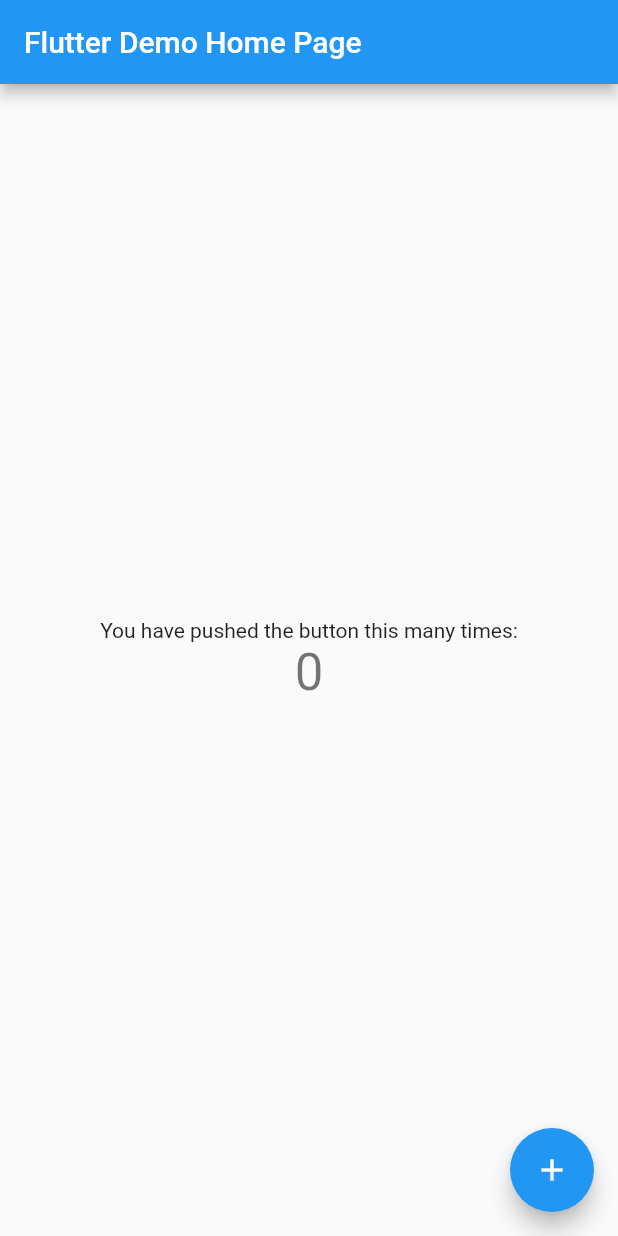
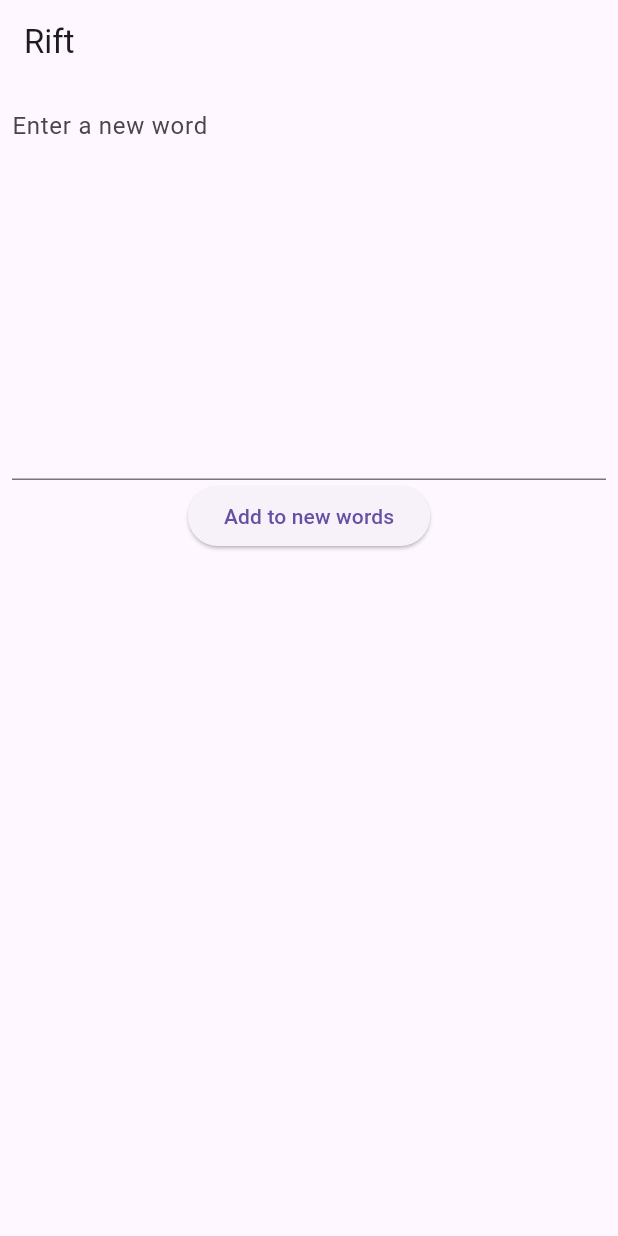
Before and after one commit to riftheria/rift, a Flutter app: the screen it shows after launch, on a phone screen of 412 x 824 dp. Run offline on Flutter 3.47's test engine with Material 2 defaults, Android fonts, the light colour scheme and no system bars; our stand-ins replace drift, flutter_riverpod; accounts and stored records are empty; generated files the repository leaves out were written again.

Commit message:
New word can be added

```diff
--- /dev/null
+++ b/lib/data/dao/fake_remote_word_dao.dart
@@ -0,0 +1,9 @@
+import 'package:rift/data/dao/word_dao.dart';
+import 'package:rift/data/rift_database.dart';
+
+class FakeRemoteWordDao extends RemoteWordDao {
+  @override
+  Word? find(String word) {
+    return word == 'Invalid' ? null : Word(id: 0, word: word);
+  }
+}
--- /dev/null
+++ b/lib/data/dao/local_persistent_sql_word_dao.dart
@@ -0,0 +1,34 @@
+import 'package:drift/drift.dart';
+import 'package:rift/data/dao/word_dao.dart';
+import 'package:rift/data/rift_database.dart';
+
+part 'local_persistent_sql_word_dao.g.dart';
+
+@DriftAccessor(tables: [Words])
+class LocalPersistentWordDao extends DatabaseAccessor<RiftDatabase>
+    with _$LocalPersistentWordDaoMixin, LocalWordDao {
+  LocalPersistentWordDao(RiftDatabase database) : super(database);
+
+  Future<List<Word>> getAll() {
+    return select(words).get();
+  }
+
+  Future<void> insertAll(List<String> newWords) async {
+    for (String word in newWords) {
+      into(words).insert(WordsCompanion.insert(word: word));
+    }
+  }
+
+  @override
+  Future<void> insert(Word word) async {
+    into(words).insert(word);
+  }
+
+  @override
+  Future<Word?> find(String word) async {
+    final queryWord = await (select(words)
+          ..where((tbl) => tbl.word.equals(word)))
+        .getSingleOrNull();
+    return queryWord;
+  }
+}
--- /dev/null
+++ b/lib/data/dao/word_dao.dart
@@ -0,0 +1,10 @@
+import 'package:rift/data/rift_database.dart';
+
+abstract class LocalWordDao {
+  void insert(Word word);
+  Future<Word?> find(String word);
+}
+
+abstract class RemoteWordDao {
+  Word? find(String word);
+}
--- /dev/null
+++ b/lib/data/rift_database.dart
@@ -0,0 +1,34 @@
+import 'dart:io';
+
+import 'package:drift/drift.dart';
+import 'package:drift/native.dart';
+import 'package:path/path.dart';
+import 'package:path_provider/path_provider.dart';
+
+part 'rift_database.g.dart';
+
+class Words extends Table {
+  IntColumn get id => integer()();
+  TextColumn get word => text()();
+
+  @override
+  Set<Column>? get primaryKey => {id};
+}
+
+@DriftDatabase(tables: [Words])
+class RiftDatabase extends _$RiftDatabase {
+  RiftDatabase() : super(_openDatabase());
+
+  RiftDatabase.testDatabase() : super(NativeDatabase.memory());
+  @override
+  int get schemaVersion => 1;
+}
+
+LazyDatabase _openDatabase() {
+  return LazyDatabase(() async {
+    final dbFolder = await getApplicationDocumentsDirectory();
+    final file = File(join(dbFolder.path, 'rift_database.sqlite'));
+
+    return NativeDatabase(file);
+  });
+}
--- a/lib/main.dart
+++ b/lib/main.dart
@@ -1,115 +1,24 @@
 import 'package:flutter/material.dart';
+import 'package:flutter_riverpod/flutter_riverpod.dart';
+import 'package:rift/view/add_new_words.dart';
 
 void main() {
-  runApp(const MyApp());
+  runApp(const ProviderScope(child: RiftApp()));
 }
 
-class MyApp extends StatelessWidget {
-  const MyApp({super.key});
+class RiftApp extends StatefulWidget {
+  const RiftApp({super.key});
 
-  // This widget is the root of your application.
+  @override
+  State<RiftApp> createState() => _RiftAppState();
+}
+
+class _RiftAppState extends State<RiftApp> {
   @override
   Widget build(BuildContext context) {
     return MaterialApp(
-      title: 'Flutter Demo',
-      theme: ThemeData(
-        // This is the theme of your application.
-        //
-        // Try running your application with "flutter run". You'll see the
-        // application has a blue toolbar. Then, without quitting the app, try
-        // changing the primarySwatch below to Colors.green and then invoke
-        // "hot reload" (press "r" in the console where you ran "flutter run",
-        // or simply save your changes to "hot reload" in a Flutter IDE).
-        // Notice that the counter didn't reset back to zero; the application
-        // is not restarted.
-        primarySwatch: Colors.blue,
-      ),
-      home: const MyHomePage(title: 'Flutter Demo Home Page'),
+      theme: ThemeData(useMaterial3: true),
+      home: const AddNewWordsPage(),
     );
   }
 }
-
-class MyHomePage extends StatefulWidget {
-  const MyHomePage({super.key, required this.title});
-
-  // This widget is the home page of your application. It is stateful, meaning
-  // that it has a State object (defined below) that contains fields that affect
-  // how it looks.
-
-  // This class is the configuration for the state. It holds the values (in this
-  // case the title) provided by the parent (in this case the App widget) and
-  // used by the build method of the State. Fields in a Widget subclass are
-  // always marked "final".
-
-  final String title;
-
-  @override
-  State<MyHomePage> createState() => _MyHomePageState();
-}
-
-class _MyHomePageState extends State<MyHomePage> {
-  int _counter = 0;
-
-  void _incrementCounter() {
-    setState(() {
-      // This call to setState tells the Flutter framework that something has
-      // changed in this State, which causes it to rerun the build method below
-      // so that the display can reflect the updated values. If we changed
-      // _counter without calling setState(), then the build method would not be
-      // called again, and so nothing would appear to happen.
-      _counter++;
-    });
-  }
-
-  @override
-  Widget build(BuildContext context) {
-    // This method is rerun every time setState is called, for instance as done
-    // by the _incrementCounter method above.
-    //
-    // The Flutter framework has been optimized to make rerunning build methods
-    // fast, so that you can just rebuild anything that needs updating rather
-    // than having to individually change instances of widgets.
-    return Scaffold(
-      appBar: AppBar(
-        // Here we take the value from the MyHomePage object that was created by
-        // the App.build method, and use it to set our appbar title.
-        title: Text(widget.title),
-      ),
-      body: Center(
-        // Center is a layout widget. It takes a single child and positions it
-        // in the middle of the parent.
-        child: Column(
-          // Column is also a layout widget. It takes a list of children and
-          // arranges them vertically. By default, it sizes itself to fit its
-          // children horizontally, and tries to be as tall as its parent.
-          //
-          // Invoke "debug painting" (press "p" in the console, choose the
-          // "Toggle Debug Paint" action from the Flutter Inspector in Android
-          // Studio, or the "Toggle Debug Paint" command in Visual Studio Code)
-          // to see the wireframe for each widget.
-          //
-          // Column has various properties to control how it sizes itself and
-          // how it positions its children. Here we use mainAxisAlignment to
-          // center the children vertically; the main axis here is the vertical
-          // axis because Columns are vertical (the cross axis would be
-          // horizontal).
-          mainAxisAlignment: MainAxisAlignment.center,
-          children: <Widget>[
-            const Text(
-              'You have pushed the button this many times:',
-            ),
-            Text(
-              '$_counter',
-              style: Theme.of(context).textTheme.headline4,
-            ),
-          ],
-        ),
-      ),
-      floatingActionButton: FloatingActionButton(
-        onPressed: _incrementCounter,
-        tooltip: 'Increment',
-        child: const Icon(Icons.add),
-      ), // This trailing comma makes auto-formatting nicer for build methods.
-    );
-  }
-}
--- /dev/null
+++ b/lib/view/add_new_words.dart
@@ -0,0 +1,43 @@
+import 'package:flutter/material.dart';
+import 'package:flutter_riverpod/flutter_riverpod.dart';
+import 'package:rift/viewmodel/word_viewmodel.dart';
+
+class AddNewWordsPage extends ConsumerWidget {
+  const AddNewWordsPage({super.key});
+
+  @override
+  Widget build(BuildContext context, WidgetRef ref) {
+    ref.listen(addedWordsMessageProvider, (previous, next) {
+      if (next != null) {
+        final snackbarMessage = SnackBar(
+          content: Text(next),
+        );
+        ScaffoldMessenger.of(context).showSnackBar(snackbarMessage);
+      }
+    });
+
+    return Scaffold(
+      appBar: AppBar(
+        title: const Text('Rift'),
+      ),
+      body: Container(
+        padding: const EdgeInsets.all(8),
+        child: Column(children: [
+          TextField(
+            controller: ref.read(newWordControllerProvider),
+            decoration: const InputDecoration(hintText: 'Enter a new word'),
+            minLines: 10,
+            maxLines: 10,
+          ),
+          ElevatedButton(
+            onPressed: () {
+              final newWord = ref.read(newWordControllerProvider).text;
+              ref.read(wordViewModelProvider).addToKnownWords(newWord);
+            },
+            child: const Text('Add to new words'),
+          ),
+        ]),
+      ),
+    );
+  }
+}
--- /dev/null
+++ b/lib/viewmodel/word_viewmodel.dart
@@ -0,0 +1,38 @@
+import 'package:flutter/material.dart';
+import 'package:flutter_riverpod/flutter_riverpod.dart';
+import 'package:rift/data/dao/fake_remote_word_dao.dart';
+import 'package:rift/data/dao/local_persistent_sql_word_dao.dart';
+import 'package:rift/data/repository/word_repository.dart';
+import 'package:rift/data/rift_database.dart';
+
+final remoteWordDaoProvider = Provider((ref) => FakeRemoteWordDao());
+final riftDatabase = Provider((ref) => RiftDatabase());
+final localWordDaoProvider =
+    Provider((ref) => LocalPersistentWordDao(ref.watch(riftDatabase)));
+
+final wordRepositoryProvider = Provider((ref) => WordRepository(
+    localWordDao: ref.watch(localWordDaoProvider),
+    remoteWordsDao: ref.watch(remoteWordDaoProvider)));
+
+final wordViewModelProvider =
+    Provider.autoDispose((ref) => WordViewModelProvider(ref));
+
+final addedWordsMessageProvider = StateProvider<String?>((ref) => null);
+final newWordControllerProvider = Provider((ref) => TextEditingController());
+
+class WordViewModelProvider extends ChangeNotifier {
+  final Ref _ref;
+  WordViewModelProvider(this._ref);
+  Future<void> addToKnownWords(String word) async {
+    String message = '';
+    try {
+      await _ref.read(wordRepositoryProvider).addToKnownWords(word);
+      message = '1 new word added';
+    } on InvalidWordException catch (_) {
+      message = 'The word you\'re trying to add is invalid';
+    } on WordAlreadyAddedException catch (_) {
+      message = 'You have already added this word';
+    }
+    _ref.read(addedWordsMessageProvider.state).state = message;
+  }
+}
```
Also changed, not shown: lib/data/repository/word_repository.dart (added, +51 -0 lines), pubspec.yaml (+8 -1 lines), lib/data/dao/local_persistent_sql_word_dao.g.dart (added), lib/data/rift_database.g.dart (added), pubspec.lock, 9 other files.
